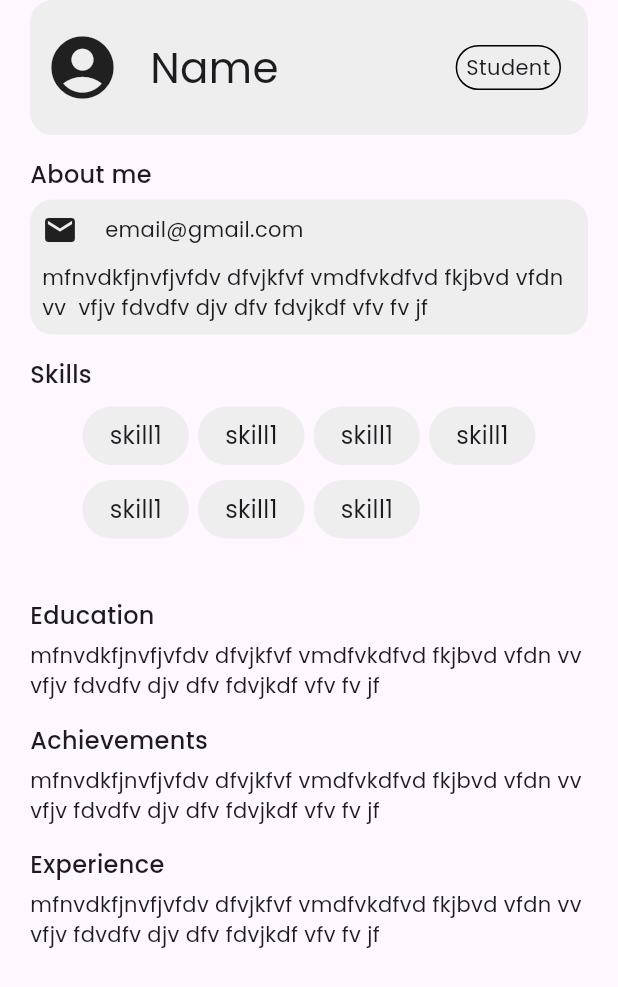
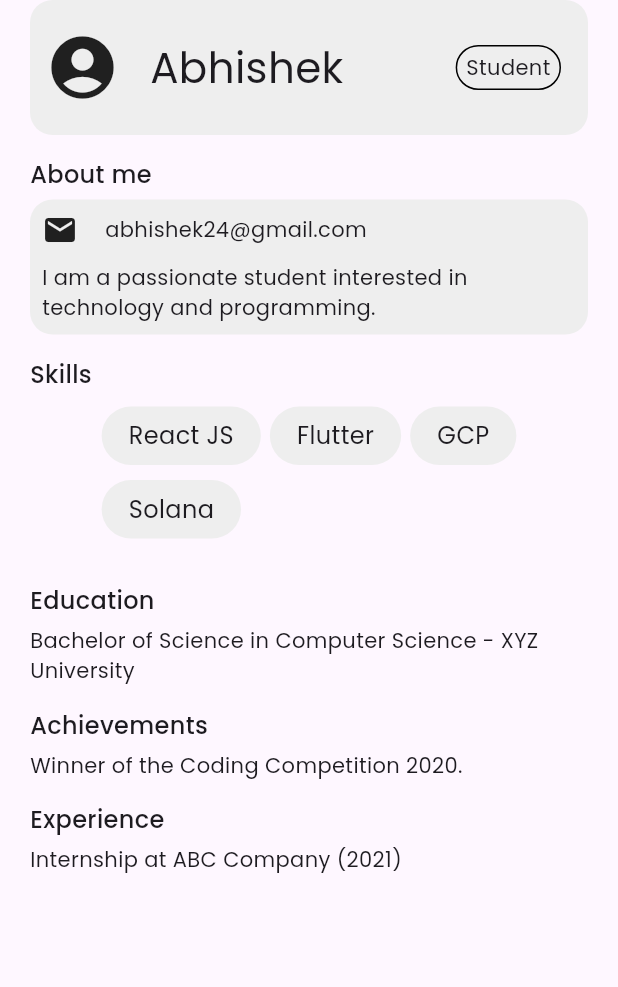
Before and after one commit to Adithya-Sakaray/dev_house, a Flutter app: the ProfileScreen screen opened directly, on a phone screen of 412 x 824 dp. Shown: the top 987 px of the screen. Run offline on Flutter 3.47's test engine with Material 3 defaults, Android fonts, the phone set to English and light mode, and no system bars; our stand-ins replace get, image_picker, share, shared_preferences, video_player and 1 more; missing offline and left inert: dart:ffi, dart:html; accounts and stored records are empty; network calls fail.

Commit message:
added url and profile

```diff
--- a/lib/screens/event_screen.dart
+++ b/lib/screens/event_screen.dart
@@ -30,7 +30,8 @@ class EventScreen extends StatelessWidget {
                               startTime: eventController.eventList[index]["startTime"],
                               endTime: eventController.eventList[index]["endTime"],
                               type: eventController.eventList[index]["type"],
-                              description: eventController.eventList[index]["description"])));
+                              description: eventController.eventList[index]["description"],
+                              url: eventController.eventList[index]["url"],)));
                     },
                     child: EventContainer(
                         title: eventController.eventList[index]["title"],
--- a/lib/screens/job_screen.dart
+++ b/lib/screens/job_screen.dart
@@ -3,7 +3,6 @@ import 'package:dev_house/widgets/jobs/customTile_J.dart';
 import 'package:flutter/material.dart';
 import 'package:flutter/rendering.dart';
 import 'package:get/get.dart';
-import 'package:get/get_core/src/get_main.dart';
 
 import 'job_detail_screen.dart';
 
@@ -94,7 +93,8 @@ class _JobsPageState extends State<JobScreen>
                                           location: jobController.jobsList[index]["location"],
                                           skills: jobController.jobsList[index]["skillsRequired"],
                                           jobDesc: jobController.jobsList[index]["description"],
-                                          companyDesc: jobController.jobsList[index]["companyDescription"]
+                                          companyDesc: jobController.jobsList[index]["companyDescription"],
+                                          url: jobController.jobsList[index]["url"],
                                       )));
                         },
                         child: CustomTile_J(
--- a/lib/screens/login_screen.dart
+++ b/lib/screens/login_screen.dart
@@ -1,3 +1,4 @@
+import "package:dev_house/screens/home_screen.dart";
 import "package:flutter/material.dart";
 import "package:flutter/widgets.dart";
 
@@ -79,6 +80,9 @@ class LoginScreen extends StatelessWidget {
                     GestureDetector(
                       onTap: () {
                         //Handle auth
+                        if(emailController.text != "" && passwordController.text != ""){
+                          Navigator.push(context, MaterialPageRoute(builder: (context)=>HomeScreen()));
+                        }
                       },
                       child: const ButtonComponent(
                         text: "Log In",
--- a/lib/screens/profile_screen.dart
+++ b/lib/screens/profile_screen.dart
@@ -1,16 +1,29 @@
-
 import 'package:flutter/material.dart';
-
 import '../widgets/Profile/about_me_container.dart';
 import '../widgets/Profile/name_container.dart';
 import '../widgets/jobs/skills.dart';
 
 class ProfileScreen extends StatelessWidget {
-  const ProfileScreen({super.key});
+  const ProfileScreen({Key? key}) : super(key: key);
 
   @override
   Widget build(BuildContext context) {
-
+    Map<String, dynamic> profileData = {
+      'name': 'Abhishek',
+      'email': "abhishek24@gmail.com",
+      'role': 'Student',
+      'aboutMe': 'I am a passionate student interested in technology and programming.',
+      'skills': [
+        'React JS',
+        'Flutter',
+        'GCP',
+        'Solana'
+        // Add more skills as needed
+      ],
+      'education': 'Bachelor of Science in Computer Science - XYZ University',
+      'achievements': 'Winner of the Coding Competition 2020.',
+      'experience': 'Internship at ABC Company (2021)',
+    };
 
     return Scaffold(
       body: SingleChildScrollView(
@@ -20,10 +33,10 @@ class ProfileScreen extends StatelessWidget {
             mainAxisAlignment: MainAxisAlignment.start,
             crossAxisAlignment: CrossAxisAlignment.start,
             children: [
-              const ProfileNameContainer(
+              ProfileNameContainer(
                 icon: Icons.account_circle,
-                userName: 'Name',
-                role: "Student",
+                userName: profileData['name'],
+                role: profileData['role'],
               ),
               const SizedBox(
                 height: 15,
@@ -35,7 +48,9 @@ class ProfileScreen extends StatelessWidget {
               const SizedBox(
                 height: 5,
               ),
-              const AboutMeContainer(),
+              AboutMeContainer(
+                  email: profileData['email'],
+                  description: profileData['aboutMe']),
               const SizedBox(
                 height: 15,
               ),
@@ -49,19 +64,11 @@ class ProfileScreen extends StatelessWidget {
               Center(
                 child: Wrap(
                   spacing: 6.0,
-                  children: jobSkills([
-                    "skill1",
-                    "skill1",
-                    "skill1",
-                    "skill1",
-                    "skill1",
-                    "skill1",
-                    "skill1",
-                  ]),
+                  children: jobSkills(profileData['skills']),
                 ),
               ),
               const SizedBox(
-                height: 35,
+                height: 25,
               ),
               const Text(
                 "Education",
@@ -70,11 +77,11 @@ class ProfileScreen extends StatelessWidget {
               const SizedBox(
                 height: 5,
               ),
-              const Text(
-                  "mfnvdkfjnvfjvfdv dfvjkfvf vmdfvkdfvd fkjbvd vfdn vv  vfjv fdvdfv djv dfv fdvjkdf vfv fv jf"),
-              const SizedBox(
-                height: 15,
+              Text(
+                profileData['education'],
               ),
+              const SizedBox(height: 15,),
+
               const Text(
                 "Achievements",
                 style: TextStyle(fontSize: 16, fontWeight: FontWeight.w500),
@@ -82,8 +89,9 @@ class ProfileScreen extends StatelessWidget {
               const SizedBox(
                 height: 5,
               ),
-              const Text(
-                  "mfnvdkfjnvfjvfdv dfvjkfvf vmdfvkdfvd fkjbvd vfdn vv  vfjv fdvdfv djv dfv fdvjkdf vfv fv jf"),
+              Text(
+                profileData['achievements'],
+              ),
               const SizedBox(
                 height: 15,
               ),
@@ -94,14 +102,13 @@ class ProfileScreen extends StatelessWidget {
               const SizedBox(
                 height: 5,
               ),
-              const Text(
-                  "mfnvdkfjnvfjvfdv dfvjkfvf vmdfvkdfvd fkjbvd vfdn vv  vfjv fdvdfv djv dfv fdvjkdf vfv fv jf")
+              Text(
+                profileData['experience'],
+              ),
             ],
           ),
         ),
-      )
+      ),
     );
   }
-
-
 }
--- a/lib/screens/register_screen.dart
+++ b/lib/screens/register_screen.dart
@@ -92,6 +92,7 @@ class SignupScreen extends StatelessWidget {
                     GestureDetector(
                       onTap: () async {
                         // Handle auth
+                        if(emailController.text.isNotEmpty && passwordController.text.isNotEmpty && confirmPasswordController.text.isNotEmpty){
                           if(confirmPasswordController.text == passwordController.text) {
                             Navigator.push(context, MaterialPageRoute(builder: (context)=>ProfileCreationScreen(
                                 email: emailController.text,
@@ -99,6 +100,8 @@ class SignupScreen extends StatelessWidget {
                                 role: _selectedOption.value
                             )));
                           }
+                        }
+
                       },
                       child: const ButtonComponent(
                         text: "Sign Up",
--- a/lib/widgets/Profile/about_me_container.dart
+++ b/lib/widgets/Profile/about_me_container.dart
@@ -1,16 +1,19 @@
 import 'package:flutter/material.dart';
 
 class AboutMeContainer extends StatelessWidget {
-  const AboutMeContainer({super.key});
+  final String email;
+  final String description;
+  const AboutMeContainer({super.key, required this.email, required this.description});
 
   @override
   Widget build(BuildContext context) {
+
     return Container(
       decoration: BoxDecoration(
           color: Colors.grey.shade200,
           borderRadius: BorderRadius.circular(15)
       ),
-      child: const Padding(
+      child:  Padding(
         padding: EdgeInsets.all(8.0),
         child: Column(
           children: [
@@ -18,15 +21,15 @@ class AboutMeContainer extends StatelessWidget {
 
             Row(
               children: [
-                Icon(Icons.mail,),
-                SizedBox(width: 18,),
-                Text("email@gmail.com")
+                const Icon(Icons.mail,),
+                const SizedBox(width: 18,),
+                Text(email)
               ],
             ),
 
-            SizedBox(height: 10,),
+            const SizedBox(height: 10,),
 
-            Text("mfnvdkfjnvfjvfdv dfvjkfvf vmdfvkdfvd fkjbvd vfdn vv  vfjv fdvdfv djv dfv fdvjkdf vfv fv jf")
+            Text(description)
           ],
         ),
       ),
--- a/lib/widgets/appBar.dart
+++ b/lib/widgets/appBar.dart
@@ -56,7 +56,9 @@ AppBar app(BuildContext context, int selectedIndex) {
                   color: Colors.black,
                 ),
               ),
-              onPressed: () {},
+              onPressed: () {
+                Navigator.popUntil(context, (route) => route.isFirst);
+              },
             )
           : const SizedBox(),
       selectedIndex == 0
--- a/pubspec.yaml
+++ b/pubspec.yaml
@@ -33,7 +33,7 @@ dependencies:
 
   video_player: ^2.1.11
   share: ^2.0.4
-  url_launcher: ^6.0.12
+  url_launcher: ^6.2.5
   # The following adds the Cupertino Icons font to your application.
   # Use with the CupertinoIcons class for iOS style icons.
   cupertino_icons: ^1.0.2
```
Also changed, not shown: lib/screens/event_detail_screen.dart (+20 -2 lines), lib/screens/job_detail_screen.dart (+16 -15 lines), lib/widgets/Events/event_container.dart (+33 -16 lines). Lines whose indentation alone changed are shown as unchanged.
